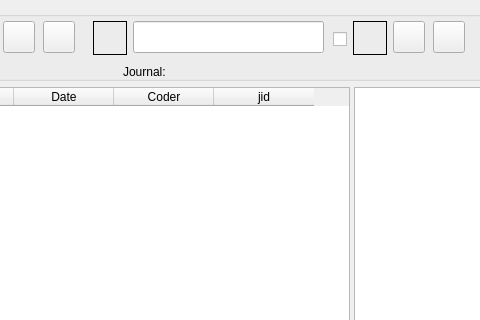
Before: the Qt Designer form GUI_UIs/ui_dialog_journals.ui in ccbogel/QualCoder, drawn with Qt 5; both pictures show x 98 to 578 and y 0 to 320 of the 900 by 680 pixel window.
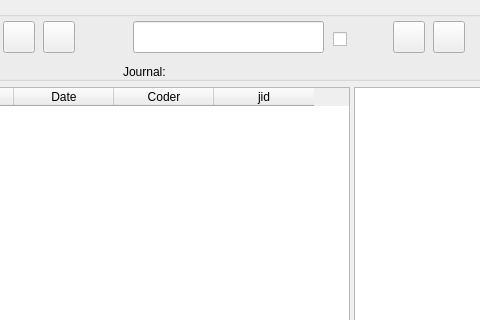
After: the same form once the commit is applied.

```diff
--- a/GUI_UIs/ui_dialog_journals.ui
+++ b/GUI_UIs/ui_dialog_journals.ui
@@ -124,10 +124,10 @@
      <widget class="QLabel" name="label_search_regex">
       <property name="geometry">
        <rect>
-        <x>180</x>
-        <y>10</y>
-        <width>34</width>
-        <height>34</height>
+        <x>190</x>
+        <y>14</y>
+        <width>24</width>
+        <height>24</height>
        </rect>
       </property>
       <property name="toolTip">
@@ -139,6 +139,9 @@
       <property name="frameShape">
        <enum>QFrame::Box</enum>
       </property>
+      <property name="lineWidth">
+       <number>0</number>
+      </property>
       <property name="text">
        <string/>
       </property>
@@ -230,9 +233,9 @@
       <property name="geometry">
        <rect>
         <x>440</x>
-        <y>10</y>
-        <width>34</width>
-        <height>34</height>
+        <y>14</y>
+        <width>24</width>
+        <height>24</height>
        </rect>
       </property>
       <property name="toolTip">
@@ -244,6 +247,9 @@
       <property name="frameShape">
        <enum>QFrame::Box</enum>
       </property>
+      <property name="lineWidth">
+       <number>0</number>
+      </property>
       <property name="text">
        <string/>
       </property>
```
